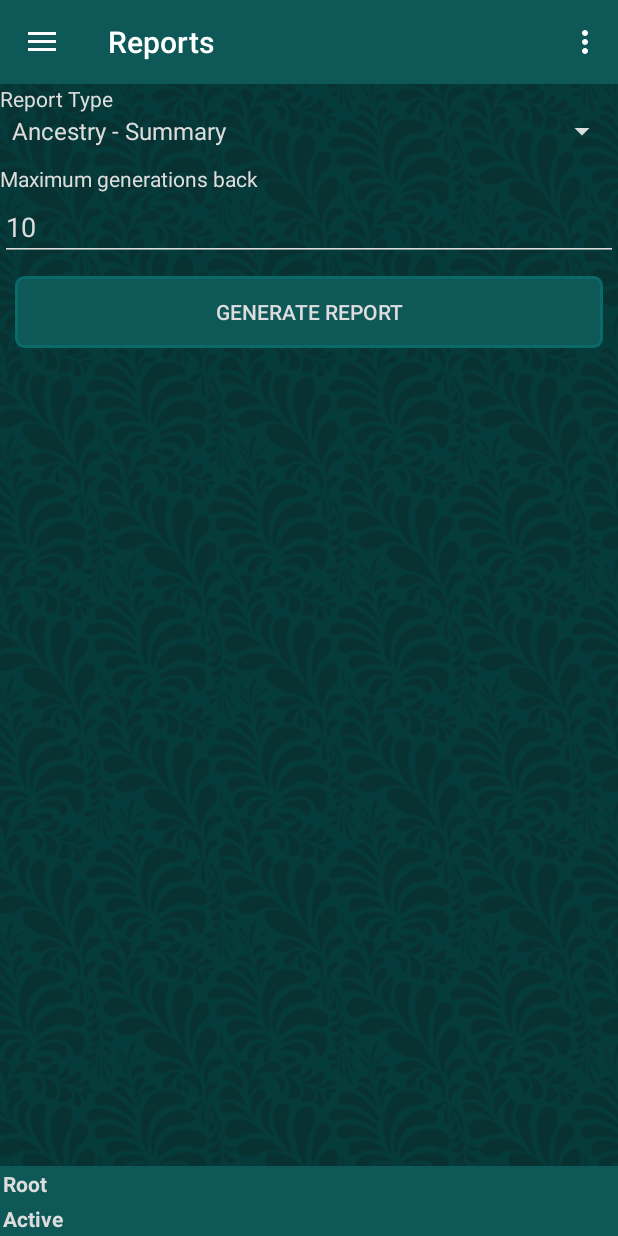
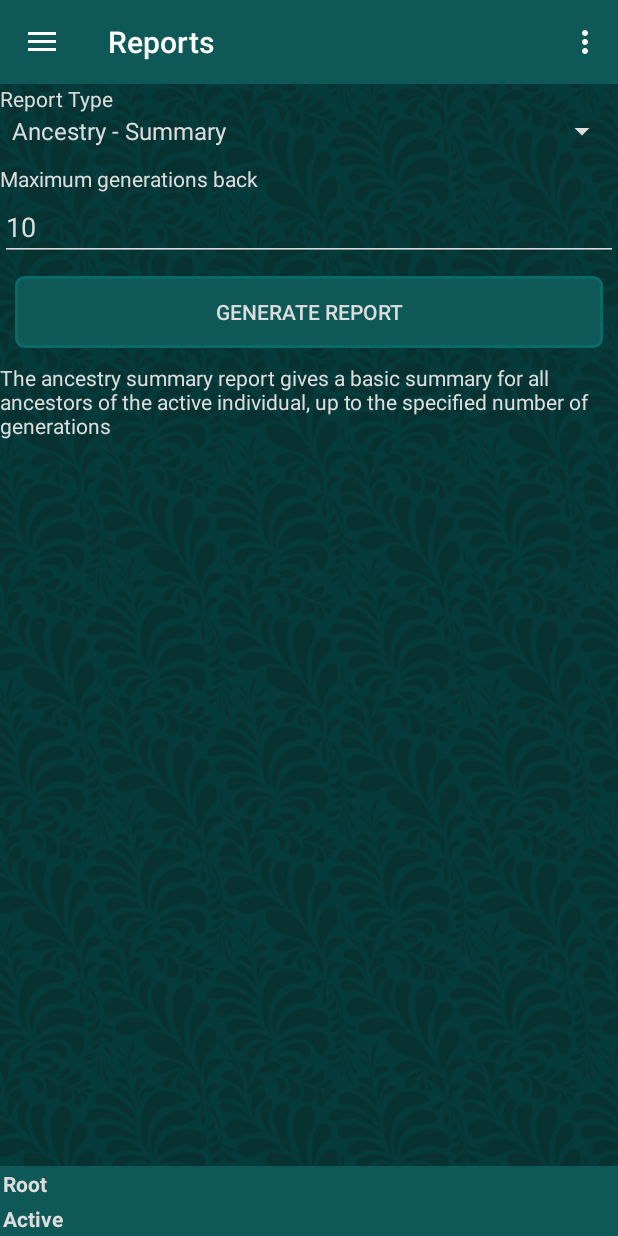
Before and after one commit to sjmeunier/arbor-familiae, an Android app: the screen it shows after launch (MainActivity), in the options menu, after a tap on "Jump to root", on a phone screen of 412 x 824 dp. Run offline under Robolectric (Android 15) with nearby library versions, the phone set to English and light mode, and no system bars; our stand-ins replace Room's generated code.

Commit message:
Added MtDNa and YDNA reports

```diff
--- a/app/build.gradle
+++ b/app/build.gradle
@@ -7,8 +7,8 @@ android {
         applicationId "com.sjmeunier.arborfamiliae"
         minSdkVersion 21
         targetSdkVersion 26
-        versionCode 20
-        versionName "1.1.2"
+        versionCode 21
+        versionName "1.1.3"
         testInstrumentationRunner "android.support.test.runner.AndroidJUnitRunner"
     }
     buildTypes {
--- a/app/src/main/java/com/sjmeunier/arborfamiliae/RelationshipCanvasView.java
+++ b/app/src/main/java/com/sjmeunier/arborfamiliae/RelationshipCanvasView.java
@@ -138,7 +138,7 @@ public class RelationshipCanvasView extends View {
         this.individualBoxes = new ArrayList<>();
         drawSpouse = false;
 
-        if (rootLineage.size() == 0 || targetLineage.size() == 0) {
+        if (rootLineage == null || targetLineage == null || rootLineage.size() == 0 || targetLineage.size() == 0) {
             this.messageLine1 = "Individuals cannot be found";
         } else {
             if (rootLineage.size() == 1 && targetLineage.size() == 1) {
--- a/app/src/main/java/com/sjmeunier/arborfamiliae/fragments/ReportsFragment.java
+++ b/app/src/main/java/com/sjmeunier/arborfamiliae/fragments/ReportsFragment.java
@@ -12,19 +12,23 @@ import android.support.v4.content.FileProvider;
 import android.view.LayoutInflater;
 import android.view.View;
 import android.view.ViewGroup;
+import android.widget.AdapterView;
 import android.widget.ArrayAdapter;
 import android.widget.Button;
 import android.widget.EditText;
 import android.widget.Spinner;
+import android.widget.TextView;
 import android.widget.Toast;
 
 import com.sjmeunier.arborfamiliae.MainActivity;
 import com.sjmeunier.arborfamiliae.R;
-import com.sjmeunier.arborfamiliae.data.ReportTypes;
+import com.sjmeunier.arborfamiliae.reports.MtDNAReport;
+import com.sjmeunier.arborfamiliae.reports.ReportTypes;
 import com.sjmeunier.arborfamiliae.reports.AncestryDetailedReport;
 import com.sjmeunier.arborfamiliae.reports.AncestrySummaryReport;
 import com.sjmeunier.arborfamiliae.reports.BaseReport;
 import com.sjmeunier.arborfamiliae.reports.DescendantReport;
+import com.sjmeunier.arborfamiliae.reports.YDNAReport;
 
 import java.io.File;
 import java.util.ArrayList;
@@ -48,6 +52,8 @@ public class ReportsFragment extends Fragment{
         list.add("Ancestry - Summary");
         list.add("Ancestry - Detailed");
         list.add("Descendant");
+        list.add("Y-DNA");
+        list.add("mt-DNA");
         ArrayAdapter<String> dataAdapter = new ArrayAdapter<String>(mainActivity,
                 android.R.layout.simple_spinner_item, list);
         dataAdapter.setDropDownViewResource(android.R.layout.simple_spinner_dropdown_item);
@@ -63,6 +69,27 @@ public class ReportsFragment extends Fragment{
 
         }
 
+        reportTypeSpinner.setOnItemSelectedListener(new AdapterView.OnItemSelectedListener() {
+            public void onItemSelected(AdapterView<?> adapterView, View view, int i, long l) {
+                TextView reportDescription = (TextView) mainActivity.findViewById(R.id.report_description);
+                if (reportDescription == null)
+                    return;
+                if (adapterView.getSelectedItem().equals("Descendant"))
+                    reportDescription.setText(mainActivity.getResources().getText(R.string.report_descendant));
+                else if (adapterView.getSelectedItem().equals("Ancestry - Detailed"))
+                    reportDescription.setText(mainActivity.getResources().getText(R.string.report_ancestry_detailed));
+                else if (adapterView.getSelectedItem().equals("Y-DNA"))
+                    reportDescription.setText(mainActivity.getResources().getText(R.string.report_ydna));
+                else if (adapterView.getSelectedItem().equals("mt-DNA"))
+                    reportDescription.setText(mainActivity.getResources().getText(R.string.report_mtdna));
+                else
+                    reportDescription.setText(mainActivity.getResources().getText(R.string.report_ancestry_summary));
+            }
+
+            public void onNothingSelected(AdapterView<?> adapterView) {
+                return;
+            }
+        });
         final Button generateButton = (Button) view.findViewById(R.id.button_generate_report);
         generateButton.setOnClickListener(new View.OnClickListener() {
             @Override
@@ -75,6 +102,10 @@ public class ReportsFragment extends Fragment{
                     reportType = ReportTypes.Decendant;
                 else if (reportTypeSpinner.getSelectedItem().equals("Ancestry - Detailed"))
                     reportType = ReportTypes.AncestryDetailed;
+                else if (reportTypeSpinner.getSelectedItem().equals("Y-DNA"))
+                    reportType = ReportTypes.YDNA;
+                else if (reportTypeSpinner.getSelectedItem().equals("mt-DNA"))
+                    reportType = ReportTypes.MtDNA;
 
                 EditText maximumGenerations = mainActivity.findViewById(R.id.maximum_generations);
 
@@ -84,7 +115,11 @@ public class ReportsFragment extends Fragment{
                 editor.putInt("reports_type", reportTypeSpinner.getSelectedItemPosition());
                 editor.commit();
 
-                generateReportAsyncTask.execute(reportType.ordinal(), Integer.parseInt(maximumGenerations.getText().toString()));
+                try {
+                    generateReportAsyncTask.execute(reportType.ordinal(), Integer.parseInt(maximumGenerations.getText().toString()));
+                } catch(Exception e) {
+                    Toast.makeText(mainActivity, "Unable to parse maximum generations", Toast.LENGTH_SHORT);
+                }
            }
         });
         setHasOptionsMenu(false);
@@ -112,6 +147,10 @@ public class ReportsFragment extends Fragment{
                     report = new DescendantReport(mainActivity, mainActivity.database, mainActivity.placesInActiveTree, mainActivity.individualsInActiveTree, mainActivity.familiesInActiveTree, mainActivity.nameFormat, maximumGenerations, mainActivity.activeTree.id);
                 else if (reportType == ReportTypes.AncestryDetailed)
                     report = new AncestryDetailedReport(mainActivity, mainActivity.database, mainActivity.placesInActiveTree, mainActivity.individualsInActiveTree, mainActivity.familiesInActiveTree, mainActivity.nameFormat, maximumGenerations, mainActivity.activeTree.id);
+                else if (reportType == ReportTypes.YDNA)
+                    report = new YDNAReport(mainActivity, mainActivity.database, mainActivity.placesInActiveTree, mainActivity.individualsInActiveTree, mainActivity.familiesInActiveTree, mainActivity.nameFormat, maximumGenerations, mainActivity.activeTree.id);
+                else if (reportType == ReportTypes.MtDNA)
+                    report = new MtDNAReport(mainActivity, mainActivity.database, mainActivity.placesInActiveTree, mainActivity.individualsInActiveTree, mainActivity.familiesInActiveTree, mainActivity.nameFormat, maximumGenerations, mainActivity.activeTree.id);
                 else
                     report = new AncestrySummaryReport(mainActivity, mainActivity.database, mainActivity.placesInActiveTree, mainActivity.individualsInActiveTree, mainActivity.familiesInActiveTree, mainActivity.nameFormat, maximumGenerations, mainActivity.activeTree.id);
 
--- /dev/null
+++ b/app/src/main/java/com/sjmeunier/arborfamiliae/reports/ReportTypes.java
@@ -0,0 +1,11 @@
+package com.sjmeunier.arborfamiliae.reports;
+
+public enum ReportTypes {
+    AncestrySummary,
+    AncestryDetailed,
+    Decendant,
+    YDNA,
+    MtDNA,
+    Location,
+    Lifespan
+}
--- a/app/src/main/res/layout/fragment_reports.xml
+++ b/app/src/main/res/layout/fragment_reports.xml
@@ -36,4 +36,10 @@
         android:layout_marginTop="10dp"
         android:background="@drawable/button"
         android:text="@string/button_generate_report" />
+    <TextView
+        android:layout_width="match_parent"
+        android:layout_height="wrap_content"
+        android:layout_marginTop="10dp"
+        android:id="@+id/report_description"
+        android:text="" />
 </LinearLayout>
--- a/app/src/main/res/values/strings.xml
+++ b/app/src/main/res/values/strings.xml
@@ -132,4 +132,10 @@
     <string name="preferences_title_heatmap_events">Heatmap events</string>
     <string name="preferences_dialog_title_heatmap_events">Heatmap events</string>
 
+    <string name="report_ancestry_detailed">The detailed ancestry report gives detailed biographical information for all ancestors of the active individual, up to the specified number of generations</string>
+    <string name="report_ancestry_summary">The ancestry summary report gives a basic summary for all ancestors of the active individual, up to the specified number of generations</string>
+    <string name="report_descendant">The descendant report shows all descendants of the active individual, up to the specified number of generations</string>
+    <string name="report_mtdna">The mt-DNA report finds the oldest ancestor with the same mt-DNA as the active individual (the maternal lineage), and then generates all descendants of this individual which share the same mt-DNA, up to the specified number of generations</string>
+    <string name="report_ydna">The Y-DNA report finds the oldest ancestor with the same Y-DNA as the active individual (the paternal lineage), and then generates all descendants of this individual which share the same Y-DNA, up to the specified number of generations</string>
+
 </resources>
```
Also changed, not shown: app/src/main/java/com/sjmeunier/arborfamiliae/data/ReportTypes.java (deleted, +0 -7 lines), app/src/main/java/com/sjmeunier/arborfamiliae/reports/AncestryDetailedReport.java (+10 -1 lines), app/src/main/java/com/sjmeunier/arborfamiliae/reports/AncestrySummaryReport.java (+10 -1 lines), app/src/main/java/com/sjmeunier/arborfamiliae/reports/DescendantReport.java (+10 -0 lines), app/src/main/java/com/sjmeunier/arborfamiliae/reports/MtDNAReport.java (added, +74 -0 lines), app/src/main/java/com/sjmeunier/arborfamiliae/reports/YDNAReport.java (added, +75 -0 lines), 1 other file.
